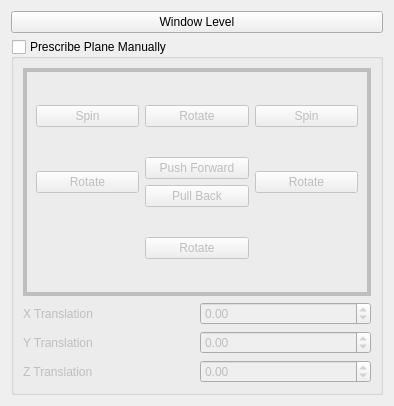
Above: rtUI/slice2DOptions.ui from pengwg/vurtigo before the change. Below: the same form after it.
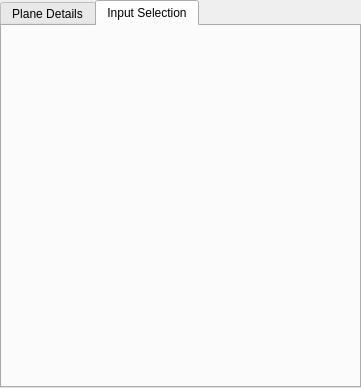
That is the form after the change. The open tabs and pages were chosen to show the change.

Commit message:
Added the overlay for the 2D plane. BugID: 714 Analysis: Still required is the overlay from the cut plane from the 3D volume. The GUI could also use an improvement in the form of an opacity slider for each input.
Resolution:

Reviewed by:

Patch:
```diff
--- a/rtUI/slice2DOptions.ui
+++ b/rtUI/slice2DOptions.ui
@@ -6,14 +6,30 @@
    <rect>
     <x>0</x>
     <y>0</y>
-    <width>394</width>
-    <height>406</height>
+    <width>361</width>
+    <height>388</height>
    </rect>
   </property>
   <property name="windowTitle">
    <string>Form</string>
   </property>
-  <layout class="QVBoxLayout" name="verticalLayout_6">
+  <layout class="QVBoxLayout" name="verticalLayout_3">
+   <property name="spacing">
+    <number>0</number>
+   </property>
+   <property name="margin">
+    <number>0</number>
+   </property>
+   <item>
+    <widget class="QTabWidget" name="slice2DTabWidget">
+     <property name="currentIndex">
+      <number>0</number>
+     </property>
+     <widget class="QWidget" name="tab">
+      <attribute name="title">
+       <string>Plane Details</string>
+      </attribute>
+      <layout class="QVBoxLayout" name="verticalLayout">
    <item>
     <widget class="QPushButton" name="windowLevelPushButton">
      <property name="text">
@@ -184,6 +200,30 @@
        </layout>
       </item>
      </layout>
+        </widget>
+       </item>
+      </layout>
+     </widget>
+     <widget class="QWidget" name="tab_2">
+      <attribute name="title">
+       <string>Input Selection</string>
+      </attribute>
+      <layout class="QVBoxLayout" name="inputSelectionVertical">
+       <item>
+        <spacer name="verticalSpacer">
+         <property name="orientation">
+          <enum>Qt::Vertical</enum>
+         </property>
+         <property name="sizeHint" stdset="0">
+          <size>
+           <width>20</width>
+           <height>334</height>
+          </size>
+         </property>
+        </spacer>
+       </item>
+      </layout>
+     </widget>
     </widget>
    </item>
   </layout>
```
Lines whose indentation alone changed are shown as unchanged. The commit also changes 15 other files.
